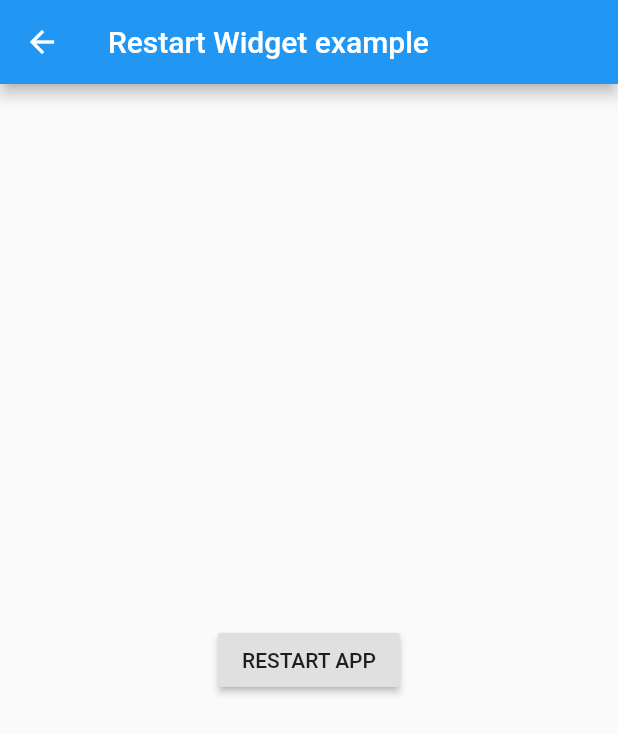
After one commit to nLoops/General-Utilities, a Flutter app: the screen it shows after launch, after a tap on "Restart app", on a phone screen of 412 x 824 dp. The commit adds this screen. Shown: the top 734 px of the screen. Run offline on Flutter 3.47's test engine with Material 2 defaults, Android fonts, the phone set to English and light mode, and no system bars.

Commit message:
Add restart_widget.dart
- Improve widget DOC.
- Add restart_widget_example.dart.

```diff
--- a/example/lib/main.dart
+++ b/example/lib/main.dart
@@ -1,11 +1,12 @@
 import 'package:example/empty_state_example.dart';
 import 'package:example/footer_widget_example.dart';
 import 'package:example/grid_view_example.dart';
+import 'package:example/restart_widget_example.dart';
 import 'package:flutter/material.dart';
 import 'package:general_utilities/general_utilities.dart';
 
 void main() {
-  runApp(MyApp());
+  runApp(RestartWidget(child: MyApp()));
 }
 
 class MyApp extends StatelessWidget {
@@ -69,6 +70,14 @@ class _MyHomePageState extends State<MyHomePage> {
                         builder: (_) => EmptyStateExample(),
                         animationDirection:
                             AnimationDirection.from_bottom_to_top))),
+            SpaceWidget(),
+            RaisedButton(
+                child: Text('Restart app'),
+                onPressed: () => Navigator.of(context).push(
+                    WidgetRouteAnimation(
+                        builder: (_) => RestartWidgetExample(),
+                        animationDirection:
+                            AnimationDirection.from_bottom_to_top))),
           ],
         )),
       ),
--- /dev/null
+++ b/example/lib/restart_widget_example.dart
@@ -0,0 +1,21 @@
+import 'package:flutter/material.dart';
+import 'package:general_utilities/general_utilities.dart';
+
+class RestartWidgetExample extends StatelessWidget {
+  @override
+  Widget build(BuildContext context) {
+    return Scaffold(
+      appBar: AppBar(
+        title: Text('Restart Widget example'),
+      ),
+      body: Container(
+        child: Center(
+          child: RaisedButton(
+            onPressed: () => RestartWidget.restartApp(context),
+            child: Text('RESTART APP'),
+          ),
+        ),
+      ),
+    );
+  }
+}
--- a/lib/src/restart_widget.dart
+++ b/lib/src/restart_widget.dart
@@ -1,5 +1,6 @@
 import 'package:flutter/material.dart';
 
+/// Restart app widget useful to switch app languages
 class RestartWidget extends StatefulWidget {
   RestartWidget({this.child});
 
```
